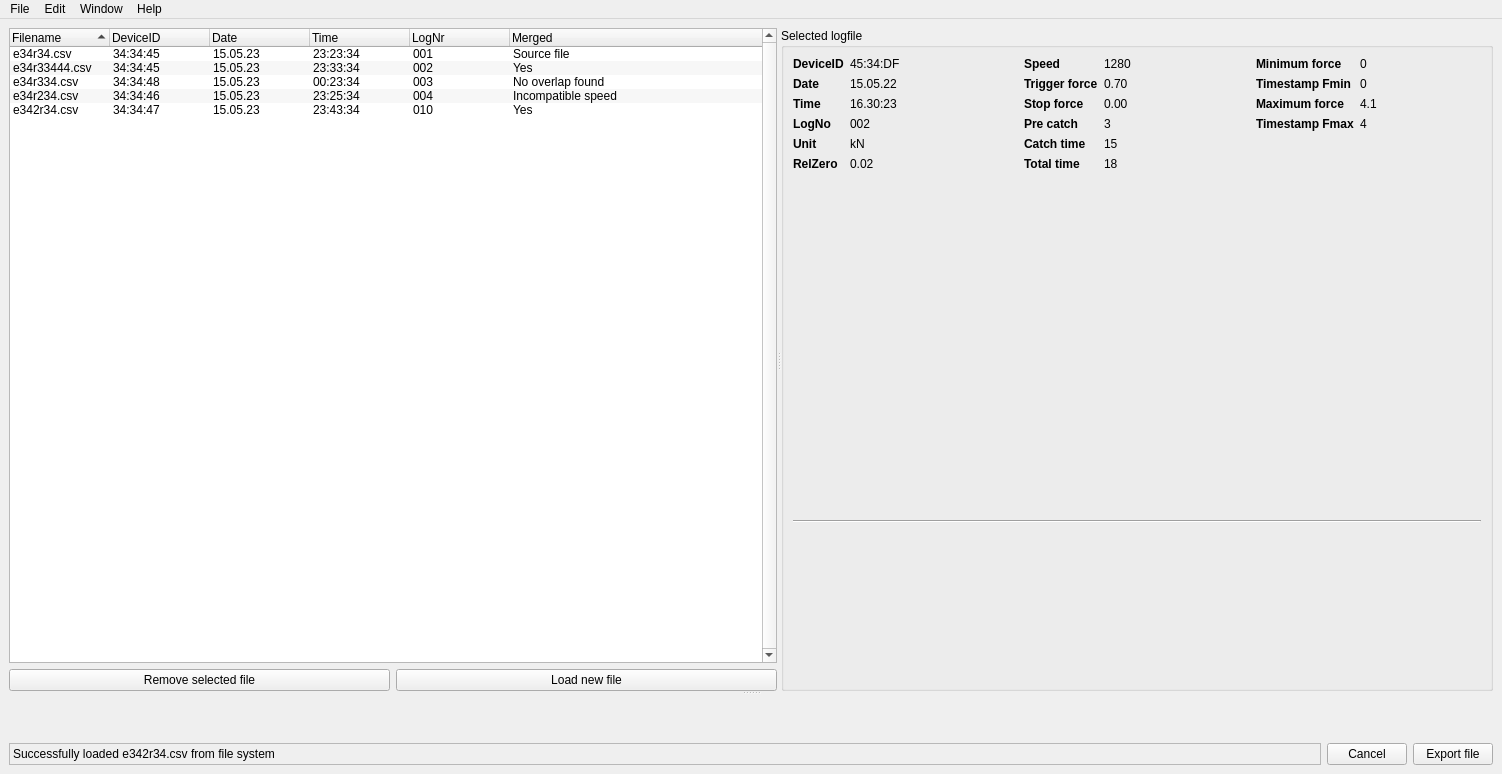
Old version of the form src/logfileEditor/logfileEditor.ui in the repository linescaleGUI/linescaleGUI.
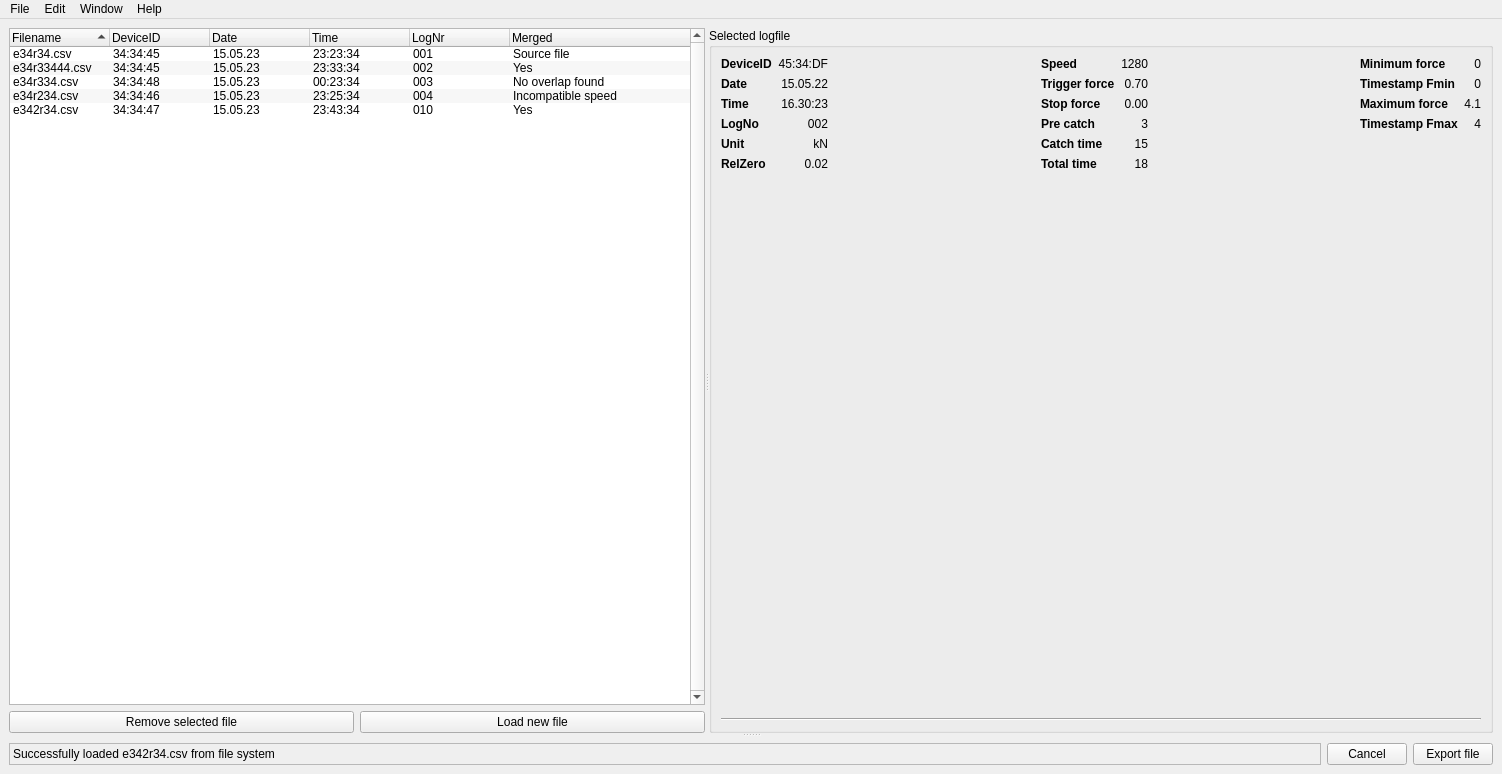
New version of the form. Icons and pictures are not drawn.

Commit message: Basic implementation of LogfileEditor

What changed in the file:
```diff
--- a/src/logfileEditor/logfileEditor.ui
+++ b/src/logfileEditor/logfileEditor.ui
@@ -18,12 +18,15 @@
     <normaloff>:/linescaleGUI/logo/logo.png</normaloff>:/linescaleGUI/logo/logo.png</iconset>
   </property>
   <widget class="QWidget" name="centralwidget">
-   <layout class="QVBoxLayout" name="verticalLayout_3">
+   <layout class="QVBoxLayout" name="verticalLayout">
     <item>
-     <widget class="QSplitter" name="splitterVertical">
+     <widget class="QSplitter" name="splitter">
       <property name="orientation">
        <enum>Qt::Vertical</enum>
       </property>
+      <property name="childrenCollapsible">
+       <bool>false</bool>
+      </property>
       <widget class="QSplitter" name="splitterUpperHorizontal">
        <property name="orientation">
         <enum>Qt::Horizontal</enum>
@@ -31,8 +34,8 @@
        <property name="childrenCollapsible">
         <bool>false</bool>
        </property>
-       <widget class="QWidget" name="layoutWidget">
-        <layout class="QVBoxLayout" name="groupAllLogfiles">
+       <widget class="QWidget" name="widgetFileBrowser" native="true">
+        <layout class="QVBoxLayout" name="groupFileBrowser">
          <item>
           <widget class="QTreeWidget" name="treeLogfiles">
            <property name="minimumSize">
@@ -249,6 +252,9 @@
                <property name="text">
                 <string>45:34:DF</string>
                </property>
+               <property name="alignment">
+                <set>Qt::AlignRight|Qt::AlignTrailing|Qt::AlignVCenter</set>
+               </property>
                <property name="textInteractionFlags">
                 <set>Qt::TextSelectableByMouse</set>
                </property>
@@ -271,6 +277,9 @@
                <property name="text">
                 <string>15.05.22</string>
                </property>
+               <property name="alignment">
+                <set>Qt::AlignRight|Qt::AlignTrailing|Qt::AlignVCenter</set>
+               </property>
                <property name="textInteractionFlags">
                 <set>Qt::TextSelectableByMouse</set>
                </property>
@@ -293,6 +302,9 @@
                <property name="text">
                 <string>16.30:23</string>
                </property>
+               <property name="alignment">
+                <set>Qt::AlignRight|Qt::AlignTrailing|Qt::AlignVCenter</set>
+               </property>
                <property name="textInteractionFlags">
                 <set>Qt::TextSelectableByMouse</set>
                </property>
@@ -315,6 +327,9 @@
                <property name="text">
                 <string>002</string>
                </property>
+               <property name="alignment">
+                <set>Qt::AlignRight|Qt::AlignTrailing|Qt::AlignVCenter</set>
+               </property>
                <property name="textInteractionFlags">
                 <set>Qt::TextSelectableByMouse</set>
                </property>
@@ -337,6 +352,9 @@
                <property name="text">
                 <string>kN</string>
                </property>
+               <property name="alignment">
+                <set>Qt::AlignRight|Qt::AlignTrailing|Qt::AlignVCenter</set>
+               </property>
                <property name="textInteractionFlags">
                 <set>Qt::TextSelectableByMouse</set>
                </property>
@@ -359,6 +377,9 @@
                <property name="text">
                 <string>0.02</string>
                </property>
+               <property name="alignment">
+                <set>Qt::AlignRight|Qt::AlignTrailing|Qt::AlignVCenter</set>
+               </property>
                <property name="textInteractionFlags">
                 <set>Qt::TextSelectableByMouse</set>
                </property>
@@ -366,6 +387,19 @@
              </item>
             </layout>
            </item>
+           <item>
+            <spacer name="horizontalSpacer_2">
+             <property name="orientation">
+              <enum>Qt::Horizontal</enum>
+             </property>
+             <property name="sizeHint" stdset="0">
+              <size>
+               <width>40</width>
+               <height>20</height>
+              </size>
+             </property>
+            </spacer>
+           </item>
            <item>
             <layout class="QFormLayout" name="middleMetaData">
              <item row="0" column="0">
@@ -385,6 +419,9 @@
                <property name="text">
                 <string>1280</string>
                </property>
+               <property name="alignment">
+                <set>Qt::AlignRight|Qt::AlignTrailing|Qt::AlignVCenter</set>
+               </property>
                <property name="textInteractionFlags">
                 <set>Qt::TextSelectableByMouse</set>
                </property>
@@ -407,6 +444,9 @@
                <property name="text">
                 <string>0.70</string>
                </property>
+               <property name="alignment">
+                <set>Qt::AlignRight|Qt::AlignTrailing|Qt::AlignVCenter</set>
+               </property>
                <property name="textInteractionFlags">
                 <set>Qt::TextSelectableByMouse</set>
                </property>
@@ -429,6 +469,9 @@
                <property name="text">
                 <string>0.00</string>
                </property>
+               <property name="alignment">
+                <set>Qt::AlignRight|Qt::AlignTrailing|Qt::AlignVCenter</set>
+               </property>
                <property name="textInteractionFlags">
                 <set>Qt::TextSelectableByMouse</set>
                </property>
@@ -451,6 +494,9 @@
                <property name="text">
                 <string>3</string>
                </property>
+               <property name="alignment">
+                <set>Qt::AlignRight|Qt::AlignTrailing|Qt::AlignVCenter</set>
+               </property>
                <property name="textInteractionFlags">
                 <set>Qt::TextSelectableByMouse</set>
                </property>
@@ -473,6 +519,9 @@
                <property name="text">
                 <string>15</string>
                </property>
+               <property name="alignment">
+                <set>Qt::AlignRight|Qt::AlignTrailing|Qt::AlignVCenter</set>
+               </property>
                <property name="textInteractionFlags">
                 <set>Qt::TextSelectableByMouse</set>
                </property>
@@ -495,6 +544,9 @@
                <property name="text">
                 <string>18</string>
                </property>
+               <property name="alignment">
+                <set>Qt::AlignRight|Qt::AlignTrailing|Qt::AlignVCenter</set>
+               </property>
                <property name="textInteractionFlags">
                 <set>Qt::TextSelectableByMouse</set>
                </property>
@@ -502,6 +554,19 @@
              </item>
             </layout>
            </item>
+           <item>
+            <spacer name="horizontalSpacer">
+             <property name="orientation">
+              <enum>Qt::Horizontal</enum>
+             </property>
+             <property name="sizeHint" stdset="0">
+              <size>
+               <width>40</width>
+               <height>20</height>
+              </size>
+             </property>
+            </spacer>
+           </item>
            <item>
             <layout class="QFormLayout" name="rightMetaData">
              <item row="0" column="0">
@@ -521,6 +586,9 @@
                <property name="text">
                 <string>0</string>
                </property>
+               <property name="alignment">
+                <set>Qt::AlignRight|Qt::AlignTrailing|Qt::AlignVCenter</set>
+               </property>
                <property name="textInteractionFlags">
                 <set>Qt::TextSelectableByMouse</set>
                </property>
@@ -543,6 +611,9 @@
                <property name="text">
                 <string>0</string>
                </property>
+               <property name="alignment">
+                <set>Qt::AlignRight|Qt::AlignTrailing|Qt::AlignVCenter</set>
+               </property>
                <property name="textInteractionFlags">
                 <set>Qt::TextSelectableByMouse</set>
                </property>
@@ -565,6 +636,9 @@
                <property name="text">
                 <string>4.1</string>
                </property>
+               <property name="alignment">
+                <set>Qt::AlignRight|Qt::AlignTrailing|Qt::AlignVCenter</set>
+               </property>
                <property name="textInteractionFlags">
                 <set>Qt::TextSelectableByMouse</set>
                </property>
@@ -587,6 +661,9 @@
                <property name="text">
                 <string>4</string>
                </property>
+               <property name="alignment">
+                <set>Qt::AlignRight|Qt::AlignTrailing|Qt::AlignVCenter</set>
+               </property>
                <property name="textInteractionFlags">
                 <set>Qt::TextSelectableByMouse</set>
                </property>
@@ -604,37 +681,13 @@
           </widget>
          </item>
          <item>
-          <widget class="QLabel" name="widgetPlotSelLogfile">
-           <property name="maximumSize">
-            <size>
-             <width>550</width>
-             <height>150</height>
-            </size>
-           </property>
-           <property name="text">
-            <string/>
-           </property>
-           <property name="pixmap">
-            <pixmap resource="../../assets/resource.qrc">:/linescaleGUI/mockup/graph.jpeg</pixmap>
-           </property>
-           <property name="scaledContents">
-            <bool>true</bool>
-           </property>
-          </widget>
+          <layout class="QVBoxLayout" name="layoutPlotSelected"/>
          </item>
         </layout>
        </widget>
       </widget>
-      <widget class="QLabel" name="widgetPlotMerged">
-       <property name="text">
-        <string/>
-       </property>
-       <property name="pixmap">
-        <pixmap resource="../../assets/resource.qrc">:/linescaleGUI/mockup/graphCombined.jpeg</pixmap>
-       </property>
-       <property name="scaledContents">
-        <bool>true</bool>
-       </property>
+      <widget class="QWidget" name="">
+       <layout class="QVBoxLayout" name="layoutPlotMerged"/>
       </widget>
      </widget>
     </item>
@@ -709,9 +762,8 @@
     <property name="title">
      <string>Window</string>
     </property>
-    <addaction name="actionFile_browser"/>
-    <addaction name="actionSelected_logfile"/>
-    <addaction name="actionMerged_logfile"/>
+    <addaction name="actionFileBrowser"/>
+    <addaction name="actionSelectedLogfile"/>
    </widget>
    <addaction name="menuFile"/>
    <addaction name="menuEdit"/>
@@ -748,7 +800,7 @@
     <string>Open online help</string>
    </property>
   </action>
-  <action name="actionFile_browser">
+  <action name="actionFileBrowser">
    <property name="checkable">
     <bool>true</bool>
    </property>
@@ -759,7 +811,7 @@
     <string>File browser</string>
    </property>
   </action>
-  <action name="actionSelected_logfile">
+  <action name="actionSelectedLogfile">
    <property name="checkable">
     <bool>true</bool>
    </property>
@@ -770,17 +822,6 @@
     <string>Selected logfile</string>
    </property>
   </action>
-  <action name="actionMerged_logfile">
-   <property name="checkable">
-    <bool>true</bool>
-   </property>
-   <property name="checked">
-    <bool>true</bool>
-   </property>
-   <property name="text">
-    <string>Merged logfile</string>
-   </property>
-  </action>
  </widget>
  <resources>
   <include location="../../assets/resource.qrc"/>
```
The commit also changes 5 other files.
